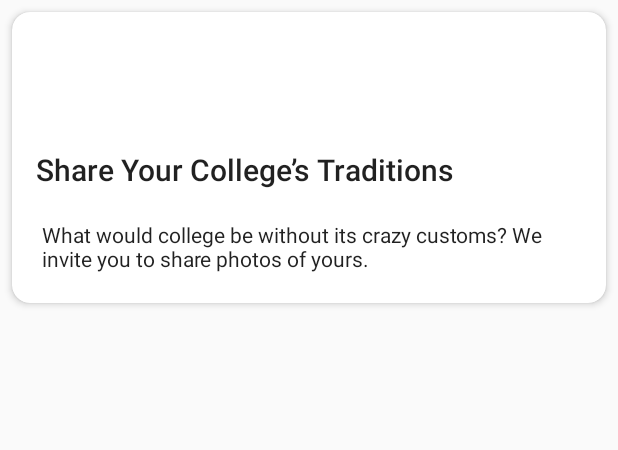
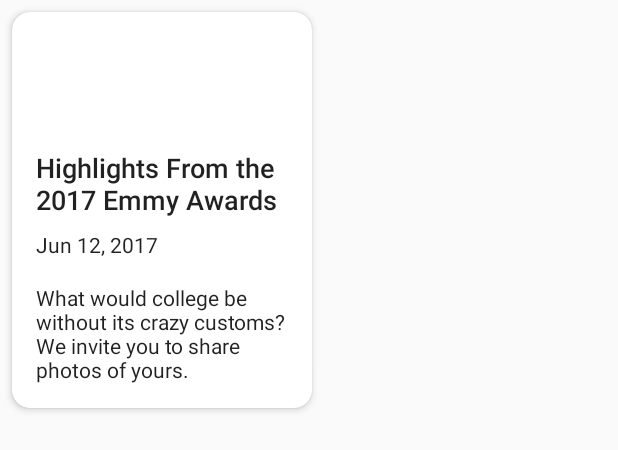
Before and after one commit to robl2e/ThisTimes, an Android app: the layout item_article.xml on its own in the app's theme, with its tools: preview values and no code run, on a phone screen of 412 x 824 dp. Shown: the top 450 px of the screen. Run offline under Robolectric (Android 15) with nearby library versions, the phone set to English and light mode, and no system bars.

```diff
--- a/app/src/main/res/layout/item_article.xml
+++ b/app/src/main/res/layout/item_article.xml
@@ -4,6 +4,7 @@
     xmlns:tools="http://schemas.android.com/tools"
     xmlns:app="http://schemas.android.com/apk/res-auto"
     android:clickable="true"
+    tools:layout_width="200dp"
     android:layout_width="wrap_content"
     android:layout_height="wrap_content"
     android:maxHeight="@dimen/article_view_max_height"
@@ -28,18 +29,37 @@
             android:id="@+id/text_article_headline"
             style="@style/TextAppearance.AppCompat.Light.SearchResult.Title"            android:layout_below="@id/image_article_thumbnail"
             android:maxLines="2"
+            android:textSize="18sp"
             android:ellipsize="end"
             android:paddingLeft="@dimen/margin_left_border_padding"
             android:paddingRight="@dimen/margin_right_border_padding"
-            tools:text="Share Your College’s Traditions"
+            tools:text="Highlights From the 2017 Emmy Awards"
             android:layout_width="match_parent"
             android:layout_height="wrap_content" />
+
+        <LinearLayout
+            android:id="@+id/layout_article_meta_details"
+            android:layout_below="@id/text_article_headline"
+            android:orientation="vertical"
+            android:layout_width="match_parent"
+            android:layout_height="wrap_content">
+
+            <TextView
+                android:id="@+id/text_article_publish_date"
+                style="@style/TextAppearance.AppCompat.Body1"
+                android:layout_marginTop="8dp"
+                android:layout_marginLeft="@dimen/margin_left_border_padding"
+                tools:text="Jun 12, 2017"
+                android:ellipsize="end"
+                android:layout_width="wrap_content"
+                android:layout_height="wrap_content" />
+        </LinearLayout>
 
         <TextView
             android:id="@+id/text_article_summary"
             android:padding="@dimen/body_text_margin_padding"
             style="@style/TextAppearance.AppCompat.Body1"
-            android:layout_below="@id/text_article_headline"
+            android:layout_below="@id/layout_article_meta_details"
             tools:text="What would college be without its crazy customs? We invite you to share photos of yours."
             android:ellipsize="end"
             android:layout_width="wrap_content"
--- a/app/src/main/res/values/dimens.xml
+++ b/app/src/main/res/values/dimens.xml
@@ -6,7 +6,7 @@
     <dimen name="dialog_margin_left_border_padding">20dp</dimen>
     <dimen name="dialog_margin_right_border_padding">20dp</dimen>
 
-    <dimen name="body_text_margin_padding">20dp</dimen>
+    <dimen name="body_text_margin_padding">16dp</dimen>
     <dimen name="card_corner_radius">12dp</dimen>
     <dimen name="image_corner_radius">2dp</dimen>
     <dimen name="card_margin_border">8dp</dimen>
```
Also changed, not shown: app/src/main/java/com/robl2e/thistimes/ui/articlelist/ArticleItemViewModel.java (+21 -2 lines), app/src/main/java/com/robl2e/thistimes/ui/articlelist/ArticleListAdapter.java (+25 -0 lines), app/src/main/res/layout/item_article_text_only.xml (+21 -2 lines).
